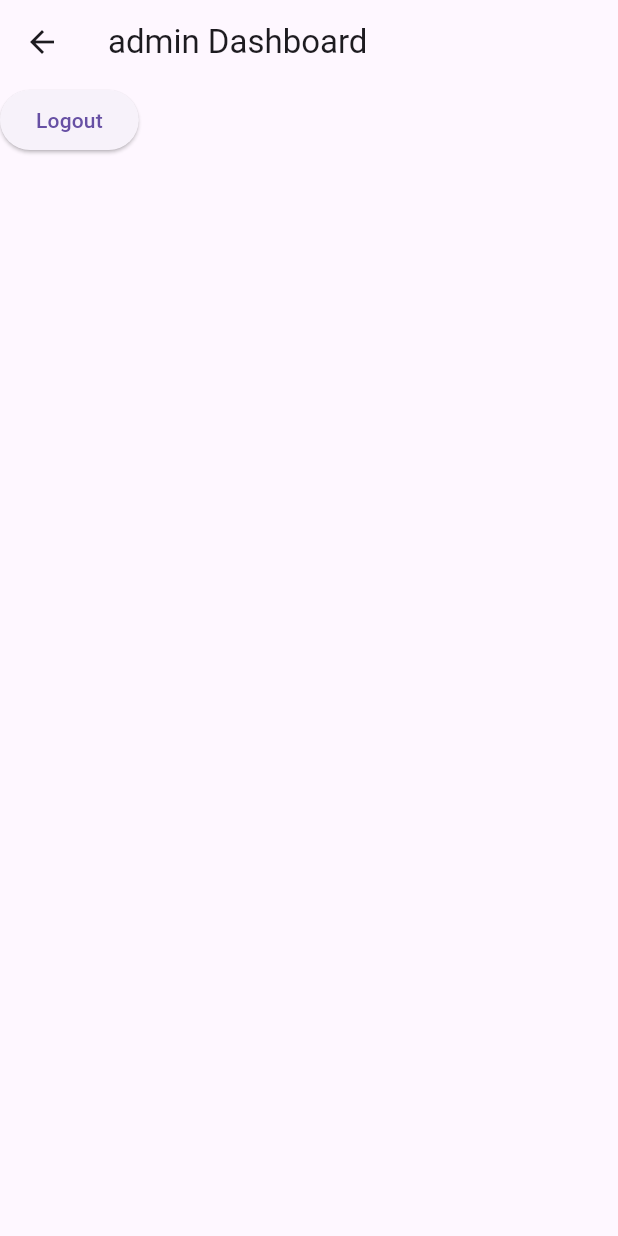
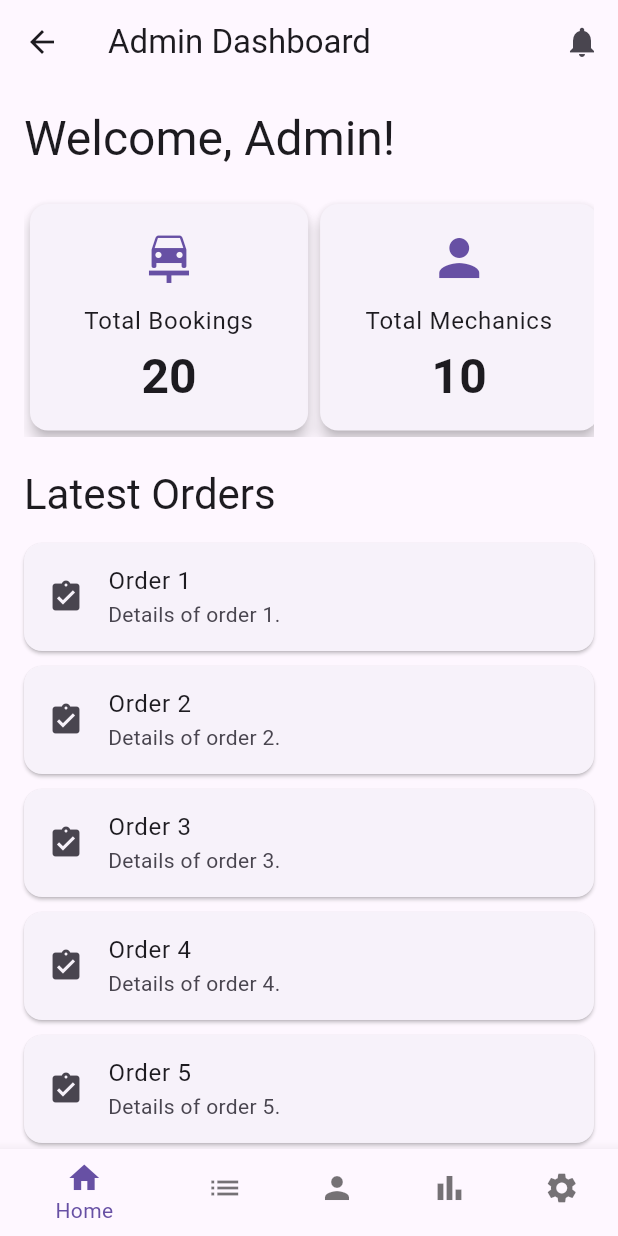
Before and after one commit to muradhossin/car_workshop_app, a Flutter app: the AdminDashboard screen opened by its route, on a phone screen of 412 x 824 dp. Run offline on Flutter 3.47's test engine with Material 3 defaults, Android fonts, the phone set to English and light mode, and no system bars; our stand-ins replace cloud_firestore, firebase_auth, firebase_core, get, shared_preferences; accounts and stored records are empty.

Commit message:
feat(admin): dashboard Screen and Home Screen UI design

```diff
--- /dev/null
+++ b/lib/features/admin/dashboard/screens/admin_booking_screen.dart
@@ -0,0 +1,13 @@
+import 'package:flutter/material.dart';
+
+class AdminBookingScreen extends StatelessWidget {
+  @override
+  Widget build(BuildContext context) {
+    return Center(
+      child: Text(
+        'Welcome to the Admin Booking!',
+        style: TextStyle(fontSize: 24),
+      ),
+    );
+  }
+}
--- a/lib/features/admin/dashboard/screens/admin_dashboard.dart
+++ b/lib/features/admin/dashboard/screens/admin_dashboard.dart
@@ -1,29 +1,79 @@
-import 'package:car_workshop_app/features/auth/controllers/auth_controller.dart';
+import 'package:car_workshop_app/features/admin/dashboard/screens/admin_booking_screen.dart';
+import 'package:car_workshop_app/features/admin/dashboard/screens/admin_home_screen.dart';
+import 'package:car_workshop_app/features/admin/dashboard/screens/admin_mechanic_screen.dart';
+import 'package:car_workshop_app/features/admin/dashboard/screens/admin_profile_screen.dart';
+import 'package:car_workshop_app/features/admin/dashboard/screens/admin_reports_screen.dart';
 import 'package:flutter/material.dart';
-import 'package:get/get.dart';
 
 class AdminDashboard extends StatefulWidget {
   const AdminDashboard({super.key});
 
   @override
-  State<AdminDashboard> createState() => _AdminDashboardState();
+  AdminDashboardState createState() => AdminDashboardState();
 }
 
-class _AdminDashboardState extends State<AdminDashboard> {
+class AdminDashboardState extends State<AdminDashboard> {
+  final PageController _pageController = PageController();
+  int _currentIndex = 0;
+
+  final List<Widget> _screens = [
+    AdminHomeScreen(),
+    AdminBookingScreen(),
+    AdminMechanicScreen(),
+    AdminReportsScreen(),
+    AdminProfileScreen(),
+  ];
+
+  void _onItemTapped(int index) {
+    setState(() {
+      _currentIndex = index;
+    });
+    _pageController.jumpToPage(index);
+  }
+
+  @override
+  void dispose() {
+    _pageController.dispose();
+    super.dispose();
+  }
+
   @override
   Widget build(BuildContext context) {
-    final AuthController authController = Get.find<AuthController>();
     return Scaffold(
-      appBar: AppBar(
-        title: const Text('admin Dashboard'),
+      body: PageView(
+        controller: _pageController,
+        physics: const NeverScrollableScrollPhysics(),
+        children: _screens,
       ),
-      body: Column(
-        children: [
-          ElevatedButton(
-            onPressed: () => authController.logout(),
-            child: const Text('Logout'),
+      bottomNavigationBar: BottomNavigationBar(
+        items: const <BottomNavigationBarItem>[
+          BottomNavigationBarItem(
+            icon: Icon(Icons.home),
+            label: 'Home',
+          ),
+          BottomNavigationBarItem(
+            icon: Icon(Icons.list),
+            label: 'Bookings',
+          ),
+          BottomNavigationBarItem(
+            icon: Icon(Icons.person),
+            label: 'Mechanics',
+          ),
+          BottomNavigationBarItem(
+            icon: Icon(Icons.bar_chart),
+            label: 'Reports',
+          ),
+          BottomNavigationBarItem(
+            icon: Icon(Icons.settings),
+            label: 'Profile',
           ),
         ],
+        currentIndex: _currentIndex,
+        onTap: _onItemTapped,
+        backgroundColor:
+            Theme.of(context).bottomNavigationBarTheme.backgroundColor,
+        selectedItemColor: Theme.of(context).primaryColor,
+        unselectedItemColor: Theme.of(context).unselectedWidgetColor,
       ),
     );
   }
--- /dev/null
+++ b/lib/features/admin/dashboard/screens/admin_home_screen.dart
@@ -0,0 +1,75 @@
+import 'package:car_workshop_app/features/admin/dashboard/widgets/custom_card_view.dart';
+import 'package:flutter/material.dart';
+
+class AdminHomeScreen extends StatelessWidget {
+  const AdminHomeScreen({super.key});
+
+  @override
+  Widget build(BuildContext context) {
+    return Scaffold(
+      appBar: AppBar(
+        title: const Text('Admin Dashboard'),
+        actions: [
+          IconButton(
+            icon: const Icon(Icons.notifications),
+            onPressed: () {},
+          ),
+        ],
+      ),
+      body: SingleChildScrollView(
+        child: Padding(
+          padding: const EdgeInsets.all(16.0),
+          child: Column(
+            crossAxisAlignment: CrossAxisAlignment.start,
+            children: [
+              Text(
+                'Welcome, Admin!',
+                style: Theme.of(context).textTheme.headlineLarge,
+              ),
+              const SizedBox(height: 20),
+              SingleChildScrollView(
+                scrollDirection: Axis.horizontal,
+                child: Row(
+                  mainAxisAlignment: MainAxisAlignment.spaceBetween,
+                  children: [
+                    CustomCardView(
+                      icon: Icons.car_repair,
+                      title: 'Total Bookings',
+                      value: '20',
+                    ),
+                    CustomCardView(
+                      icon: Icons.person,
+                      title: 'Total Mechanics',
+                      value: '10',
+                    ),
+                  ],
+                ),
+              ),
+              const SizedBox(height: 20),
+              Text(
+                'Latest Orders',
+                style: Theme.of(context).textTheme.headlineMedium,
+              ),
+              const SizedBox(height: 10),
+              ListView.builder(
+                itemCount: 5,
+                physics: const NeverScrollableScrollPhysics(),
+                shrinkWrap: true,
+                itemBuilder: (context, index) {
+                  return Card(
+                    margin: const EdgeInsets.symmetric(vertical: 5),
+                    child: ListTile(
+                      leading: Icon(Icons.assignment_turned_in),
+                      title: Text('Order ${index + 1}'),
+                      subtitle: Text('Details of order ${index + 1}.'),
+                    ),
+                  );
+                },
+              ),
+            ],
+          ),
+        ),
+      ),
+    );
+  }
+}
--- /dev/null
+++ b/lib/features/admin/dashboard/screens/admin_mechanic_screen.dart
@@ -0,0 +1,13 @@
+import 'package:flutter/material.dart';
+
+class AdminMechanicScreen extends StatelessWidget {
+  @override
+  Widget build(BuildContext context) {
+    return Center(
+      child: Text(
+        'Welcome to the Admin Mechanics!',
+        style: TextStyle(fontSize: 24),
+      ),
+    );
+  }
+}
--- /dev/null
+++ b/lib/features/admin/dashboard/screens/admin_profile_screen.dart
@@ -0,0 +1,13 @@
+import 'package:flutter/material.dart';
+
+class AdminProfileScreen extends StatelessWidget {
+  @override
+  Widget build(BuildContext context) {
+    return Center(
+      child: Text(
+        'Welcome to the Admin Profile!',
+        style: TextStyle(fontSize: 24),
+      ),
+    );
+  }
+}
--- /dev/null
+++ b/lib/features/admin/dashboard/screens/admin_reports_screen.dart
@@ -0,0 +1,13 @@
+import 'package:flutter/material.dart';
+
+class AdminReportsScreen extends StatelessWidget {
+  @override
+  Widget build(BuildContext context) {
+    return Center(
+      child: Text(
+        'Welcome to the Admin Report!',
+        style: TextStyle(fontSize: 24),
+      ),
+    );
+  }
+}
--- /dev/null
+++ b/lib/features/admin/dashboard/widgets/custom_card_view.dart
@@ -0,0 +1,42 @@
+import 'package:flutter/material.dart';
+
+class CustomCardView extends StatelessWidget {
+  final IconData icon;
+  final String title;
+  final String value;
+  const CustomCardView(
+      {super.key,
+      required this.icon,
+      required this.title,
+      required this.value});
+
+  @override
+  Widget build(BuildContext context) {
+    return Card(
+      elevation: 4,
+      child: Container(
+        padding: const EdgeInsets.all(16.0),
+        width: MediaQuery.of(context).size.width * 0.45,
+        child: Column(
+          mainAxisSize: MainAxisSize.min,
+          children: [
+            Icon(icon, size: 40, color: Theme.of(context).primaryColor),
+            const SizedBox(height: 10),
+            Text(
+              title,
+              style: Theme.of(context).textTheme.bodyLarge,
+              textAlign: TextAlign.center,
+            ),
+            const SizedBox(height: 5),
+            Text(
+              value,
+              style: Theme.of(context).textTheme.headlineLarge?.copyWith(
+                    fontWeight: FontWeight.bold,
+                  ),
+            ),
+          ],
+        ),
+      ),
+    );
+  }
+}
```
